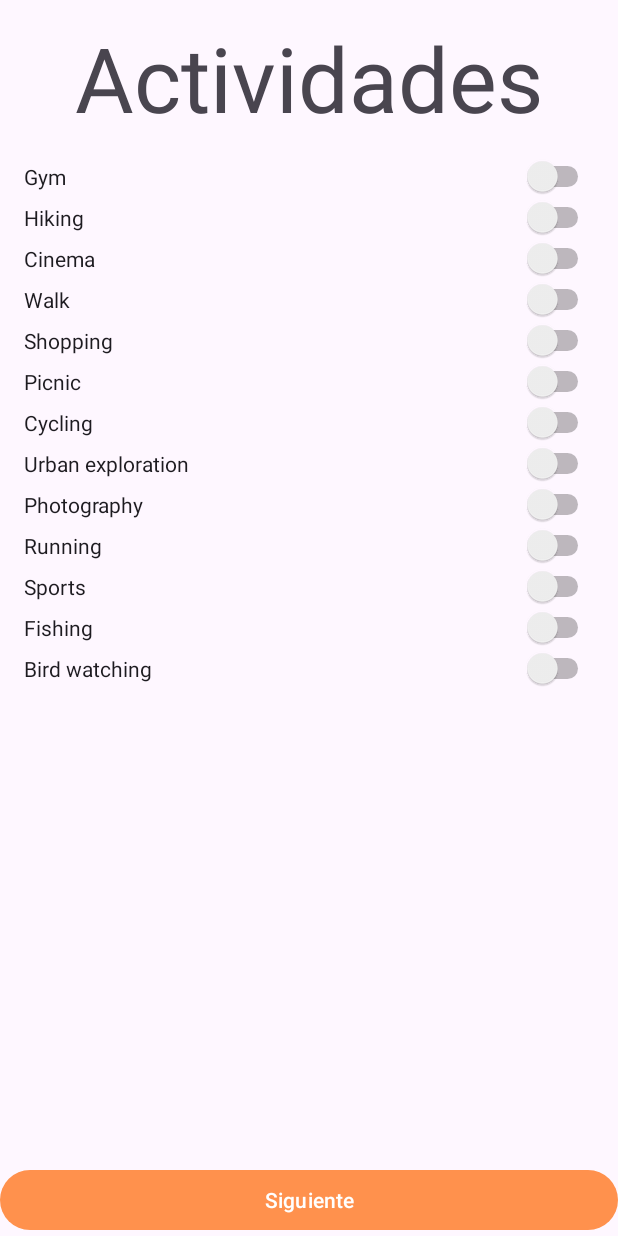
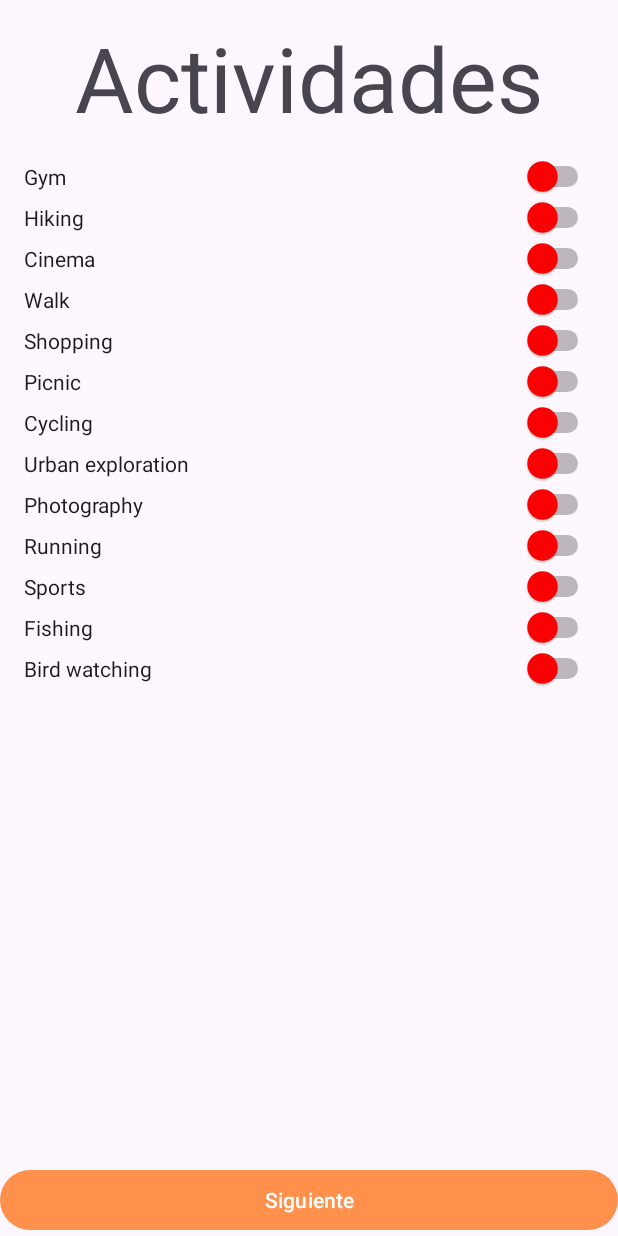
Before and after one commit to AzalDevX/leisagun, an Android app: the FavouriteActivity screen opened directly, with no data from a screen before it, on a phone screen of 412 x 824 dp. Run offline under Robolectric (Android 15) with nearby library versions, the phone set to English and light mode, and no system bars; our stand-ins replace Firebase (no records; nobody signed in at launch, a user with empty details on screens opened directly).

Commit message:
fix color of favorite activity

```diff
--- a/app/src/main/java/com/txurdinaga/rednit_app/views/FavouriteActivity.kt
+++ b/app/src/main/java/com/txurdinaga/rednit_app/views/FavouriteActivity.kt
@@ -42,12 +42,12 @@ class FavouriteActivity : AppCompatActivity() {
 
             val switch = Switch(this)
             switch.text = activity.replaceFirstChar { it.uppercase() }
+            switch.thumbTintList = ColorStateList.valueOf(ContextCompat.getColor(this, R.color.OFF))
             switch.setOnCheckedChangeListener { _, isChecked ->
                 favourite_activities[index] = isChecked
                 val colorResId = if (isChecked) R.color.ON else R.color.OFF
                 val color = ContextCompat.getColor(this, colorResId)
                 switch.thumbTintList = ColorStateList.valueOf(color)
-
             }
             favourite_activities_checkbox.add(index, switch);
 
--- a/app/src/main/java/com/txurdinaga/rednit_app/views/ProfileActivity.kt
+++ b/app/src/main/java/com/txurdinaga/rednit_app/views/ProfileActivity.kt
@@ -106,9 +106,11 @@ class ProfileActivity : AppCompatActivity() {
             }?.addOnSuccessListener {
                 // La cuenta se eliminó con éxito
                 Log.d("project|main", "User account deleted successfully.")
-                Toast.makeText(this, "User account deleted successfully.", Toast.LENGTH_SHORT).show()
+                Toast.makeText(this, "User account deleted successfully.", Toast.LENGTH_SHORT)
+                    .show()
 
             }
+        }
 
             findViewById<Button>(R.id.select_favourites).setOnClickListener {
                 startActivity(Intent(this, FavouriteActivity::class.java))
@@ -120,6 +122,6 @@ class ProfileActivity : AppCompatActivity() {
             findViewById<ImageButton>(R.id.go_back_btn).setOnClickListener {
                 startActivity(Intent(this, HomeActivity::class.java))
             }
-        }
+
     }
 }
```
